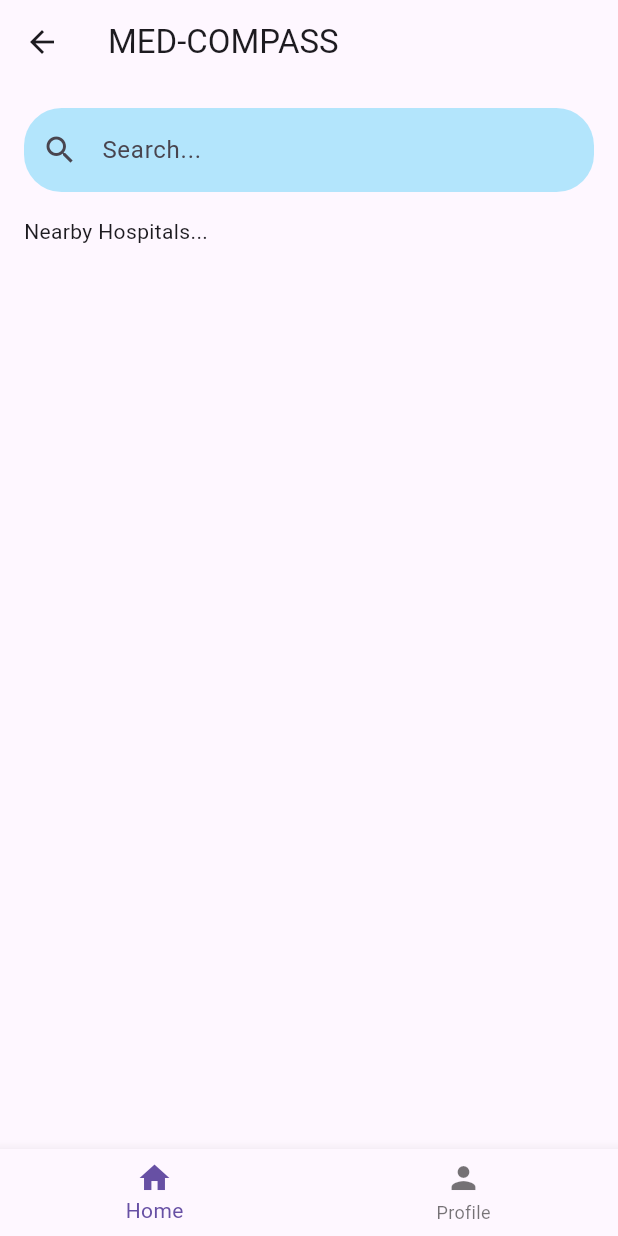
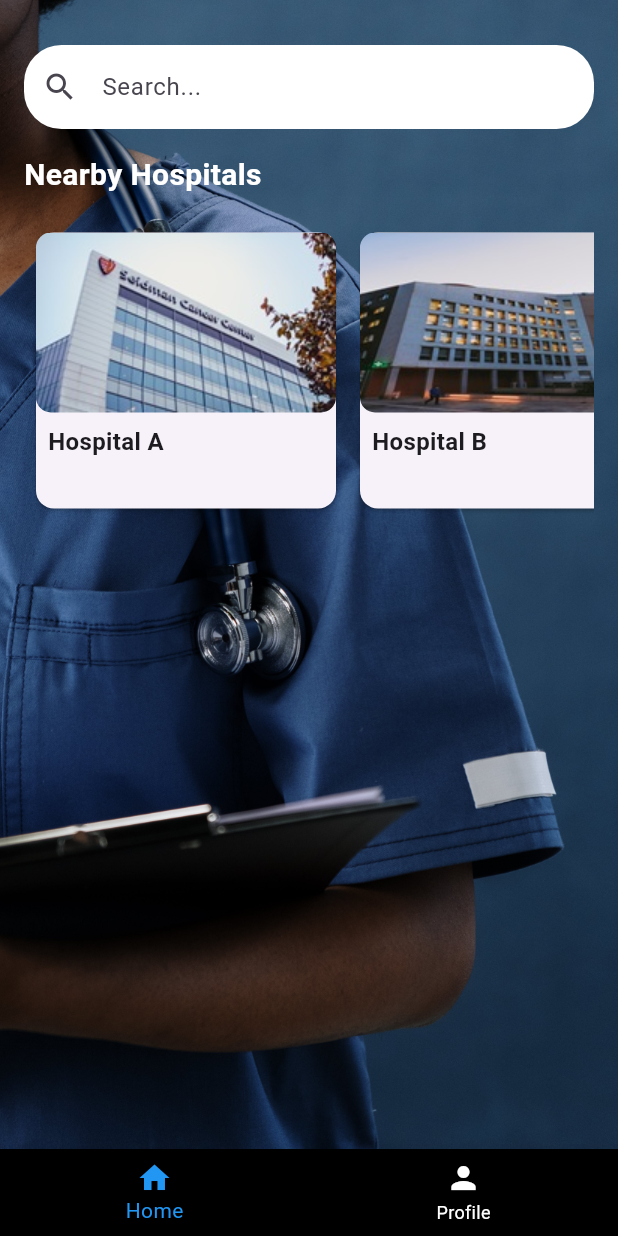
Before and after one commit to A-supercube/Med-Compass, a Flutter app: the HomePage screen opened directly, on a phone screen of 412 x 824 dp. Run offline on Flutter 3.47's test engine with Material 2 defaults, Android fonts, the phone set to English and light mode, and no system bars; Roboto replaces fonts that are missing (inter).

Commit message:
ui updated

```diff
--- a/lib/homescreen.dart
+++ b/lib/homescreen.dart
@@ -10,12 +10,13 @@ class _HomePageState extends State<HomePage> {
 
   @override
   Widget build(BuildContext context) {
-    return Scaffold(
-      appBar: AppBar(
-        title: Text('MED-COMPASS'),
-      ),
+    return SafeArea(
+      child: Scaffold(
         body: _buildSelectedScreen(),
         bottomNavigationBar: BottomNavigationBar(
+          backgroundColor: Colors.black,
+          selectedItemColor: Colors.blue,
+          unselectedItemColor: Colors.white,
           currentIndex: _selectedIndex,
           onTap: (int index) {
             setState(() {
@@ -33,6 +34,7 @@ class _HomePageState extends State<HomePage> {
             ),
           ],
         ),
+      ),
     );
   }
 
@@ -45,17 +47,34 @@ class _HomePageState extends State<HomePage> {
   }
 
   Widget _buildHomeScreen() {
-    return Padding(
-      padding: const EdgeInsets.all(16.0),
+    return Stack(
+      children: [
+        Container(
+          decoration: BoxDecoration(
+            image: DecorationImage(
+              image: AssetImage(
+                  'assets/nurse.jpg'), // Replace with your image path
+              fit: BoxFit.cover,
+            ),
+          ),
+        ),
+        Padding(
+          padding: const EdgeInsets.only(
+            top: 30,
+            bottom: 16,
+            left: 16,
+            right: 16,
+          ),
           child: Column(
             crossAxisAlignment: CrossAxisAlignment.start,
             children: [
-          _buildCurvedSearchBar(), // Use the curved search bar
+              _buildCurvedSearchBar(),
               SizedBox(height: 16),
-          // Add other content for the home screen as needed
-          Text('Nearby Hospitals...'),
+              _buildNearbyHospitals(), // Display nearby hospitals using cards
             ],
           ),
+        ),
+      ],
     );
   }
 
@@ -68,7 +87,7 @@ class _HomePageState extends State<HomePage> {
   Widget _buildCurvedSearchBar() {
     return Container(
       decoration: BoxDecoration(
-        color: Colors.lightBlue[100],
+        color: Colors.white,
         borderRadius: BorderRadius.circular(25.0),
       ),
       child: TextField(
@@ -81,4 +100,77 @@ class _HomePageState extends State<HomePage> {
       ),
     );
   }
+
+  Widget _buildNearbyHospitals() {
+    // Dummy data for nearby hospitals
+    List<Hospital> nearbyHospitals = [
+      Hospital(name: 'Hospital A', photoUrl: 'assets/hospital_1.jpg'),
+      Hospital(name: 'Hospital B', photoUrl: 'assets/hospital_2.jpg'),
+      Hospital(name: 'Hospital C', photoUrl: 'assets/hospital_3.jpg'),
+    ];
+
+    return Column(
+      crossAxisAlignment: CrossAxisAlignment.start,
+      children: [
+        const Text(
+          'Nearby Hospitals',
+          style: TextStyle(
+            fontSize: 20,
+            fontWeight: FontWeight.bold,
+            color: Colors.white,
+          ),
+        ),
+        SizedBox(height: 16),
+        Container(
+          height: 200, // Adjust the height as needed
+          child: ListView.builder(
+            scrollDirection: Axis.horizontal,
+            itemCount: nearbyHospitals.length,
+            itemBuilder: (context, index) {
+              return _buildHospitalCard(nearbyHospitals[index]);
+            },
+          ),
+        ),
+      ],
+    );
   }
+
+  Widget _buildHospitalCard(Hospital hospital) {
+    return Card(
+      margin: EdgeInsets.all(8),
+      child: Column(
+        crossAxisAlignment: CrossAxisAlignment.start,
+        children: [
+          Container(
+            height: 120, // Adjust the height as needed
+            width: 200, // Adjust the width as needed
+            decoration: BoxDecoration(
+              image: DecorationImage(
+                image: AssetImage(hospital.photoUrl),
+                fit: BoxFit.cover,
+              ),
+              borderRadius: BorderRadius.circular(10),
+            ),
+          ),
+          Padding(
+            padding: const EdgeInsets.all(8.0),
+            child: Text(
+              hospital.name,
+              style: TextStyle(
+                fontSize: 16,
+                fontWeight: FontWeight.bold,
+              ),
+            ),
+          ),
+        ],
+      ),
+    );
+  }
+}
+
+class Hospital {
+  final String name;
+  final String photoUrl;
+
+  Hospital({required this.name, required this.photoUrl});
+}
--- a/lib/loginScreen.dart
+++ b/lib/loginScreen.dart
@@ -58,6 +58,7 @@ class loginScreen extends StatelessWidget {
                         label: Text('Password',style: TextStyle(
                           fontWeight: FontWeight.bold,
                           color:Color.fromARGB(255, 146, 144, 247),
+
                         ),)
                     ),
                   ),
@@ -78,8 +79,8 @@ class loginScreen extends StatelessWidget {
                       borderRadius: BorderRadius.circular(30),
                       gradient: const LinearGradient(
                         colors: [
-                          Color(0xffB81736),
-                          Color(0xff281537),
+                          Color.fromARGB(255, 5, 21, 63),
+                          Color.fromARGB(255, 170, 63, 252),
                         ]
                       ),
                     ),
@@ -103,7 +104,7 @@ class loginScreen extends StatelessWidget {
                         Text("Sign up",style: TextStyle(///done login page
                             fontWeight: FontWeight.bold,
                             fontSize: 17,
-                            color: Colors.black
+                            color: Color.fromARGB(255, 171, 204, 204)
                         ),),
                       ],
                     ),
--- a/lib/main.dart
+++ b/lib/main.dart
@@ -23,7 +23,7 @@ class MyApp extends StatelessWidget {
         fontFamily: ('inter'),
         useMaterial3: true,
       ),
-      home: WelcomeScreen(),
+      home: HomePage(),
     );
   }
 }
--- a/lib/regScreen.dart
+++ b/lib/regScreen.dart
@@ -48,7 +48,7 @@ class RegScreen extends StatelessWidget {
                             suffixIcon: Icon(Icons.check,color: Colors.grey,),
                             label: Text('Full Name',style: TextStyle(
                               fontWeight: FontWeight.bold,
-                              color:Color(0xffB81736),
+                              color:Color.fromARGB(255, 146, 144, 247),
                             ),)
                         ),
                       ),
@@ -57,7 +57,7 @@ class RegScreen extends StatelessWidget {
                             suffixIcon: Icon(Icons.check,color: Colors.grey,),
                             label: Text('Phone or Gmail',style: TextStyle(
                               fontWeight: FontWeight.bold,
-                              color:Color(0xffB81736),
+                              color:Color.fromARGB(255, 146, 144, 247),
                             ),)
                         ),
                       ),
@@ -66,7 +66,7 @@ class RegScreen extends StatelessWidget {
                             suffixIcon: Icon(Icons.visibility_off,color: Colors.grey,),
                             label: Text('Password',style: TextStyle(
                               fontWeight: FontWeight.bold,
-                              color:Color(0xffB81736),
+                              color:Color.fromARGB(255, 146, 144, 247),
                             ),)
                         ),
                       ),
@@ -75,7 +75,7 @@ class RegScreen extends StatelessWidget {
                             suffixIcon: Icon(Icons.visibility_off,color: Colors.grey,),
                             label: Text('Conform Password',style: TextStyle(
                               fontWeight: FontWeight.bold,
-                              color:Color(0xffB81736),
+                             color:Color.fromARGB(255, 146, 144, 247),
                             ),)
                         ),
                       ),
@@ -89,8 +89,8 @@ class RegScreen extends StatelessWidget {
                           borderRadius: BorderRadius.circular(30),
                           gradient: const LinearGradient(
                               colors: [
-                                Color(0xffB81736),
-                                Color(0xff281537),
+                          Color.fromARGB(255, 5, 21, 63),
+                          Color.fromARGB(255, 170, 63, 252),
                               ]
                           ),
                         ),
--- /dev/null
+++ b/lib/searchscreen.dart
@@ -0,0 +1,12 @@
+import 'package:flutter/material.dart';
+
+class SearchScreen extends StatelessWidget {
+  const SearchScreen({super.key});
+
+  @override
+  Widget build(BuildContext context) {
+    return const Scaffold(
+
+    );
+  }
+}
```
Also changed, not shown: pubspec.yaml (+7 -1 lines), assets/bgphoto.jpg (added), assets/hospital_1.jpg (added), assets/hospital_2.jpg (added), assets/hospital_3.jpg (added), assets/nurse.jpg (added). Lines whose indentation alone changed are shown as unchanged.
